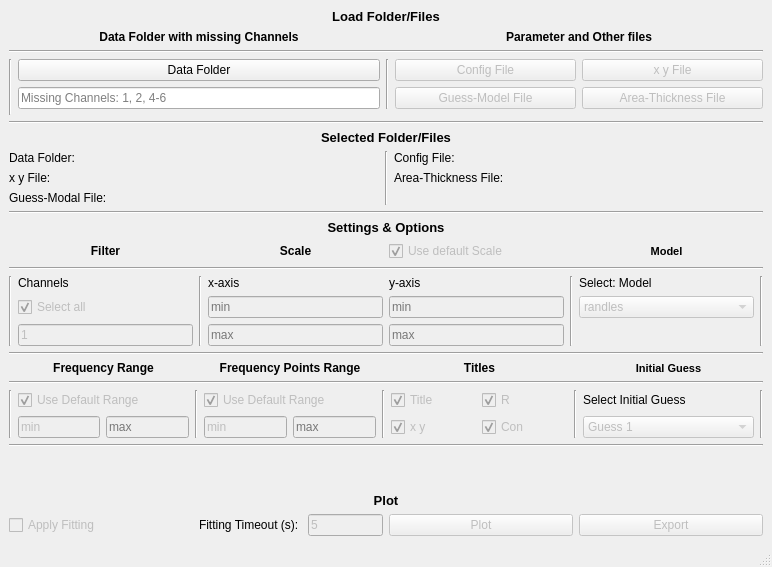
Above: antranik/view/main_view.ui from abdullahsumbal/data-analysis before the change. Below: the same form after it.
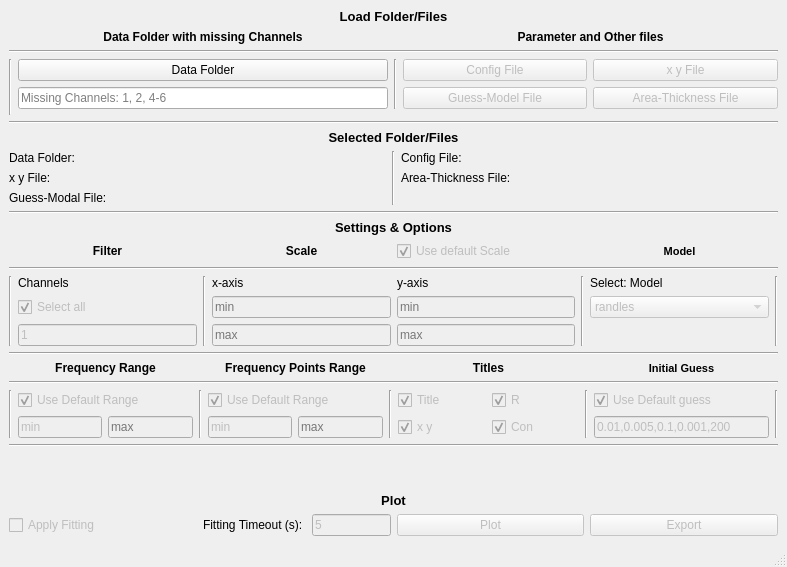
That is the form after the change.

Diff of the .ui file:
```diff
--- a/antranik/view/main_view.ui
+++ b/antranik/view/main_view.ui
@@ -6,7 +6,7 @@
    <rect>
     <x>0</x>
     <y>0</y>
-    <width>626</width>
+    <width>660</width>
     <height>520</height>
    </rect>
   </property>
@@ -484,30 +484,6 @@
           </property>
          </widget>
         </item>
-        <item row="2" column="8">
-         <widget class="QLabel" name="label_16">
-          <property name="text">
-           <string>Select Initial Guess</string>
-          </property>
-         </widget>
-        </item>
-        <item row="3" column="8">
-         <widget class="QComboBox" name="comboBox_guess">
-          <property name="enabled">
-           <bool>false</bool>
-          </property>
-          <item>
-           <property name="text">
-            <string>Guess 1</string>
-           </property>
-          </item>
-          <item>
-           <property name="text">
-            <string>Guess 2</string>
-           </property>
-          </item>
-         </widget>
-        </item>
         <item row="2" column="1">
          <widget class="QCheckBox" name="checkBox_freq_range">
           <property name="enabled">
@@ -698,6 +674,29 @@
           </property>
          </widget>
         </item>
+        <item row="3" column="8">
+         <widget class="QLineEdit" name="lineEdit_guess">
+          <property name="enabled">
+           <bool>false</bool>
+          </property>
+          <property name="text">
+           <string>0.01,0.005,0.1,0.001,200</string>
+          </property>
+         </widget>
+        </item>
+        <item row="2" column="8">
+         <widget class="QCheckBox" name="checkBox_default_guess">
+          <property name="enabled">
+           <bool>false</bool>
+          </property>
+          <property name="text">
+           <string>Use Default guess</string>
+          </property>
+          <property name="checked">
+           <bool>true</bool>
+          </property>
+         </widget>
+        </item>
        </layout>
       </item>
       <item row="14" column="3">
```
Left out of the diff: 2 changed lines with no effect on the pictures.
